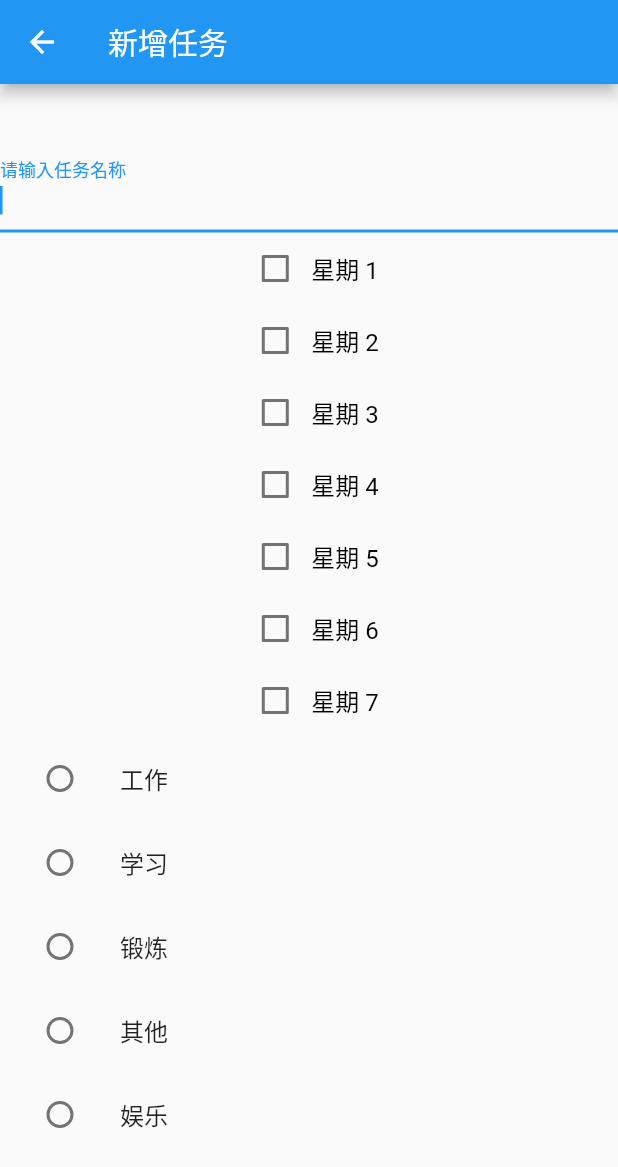
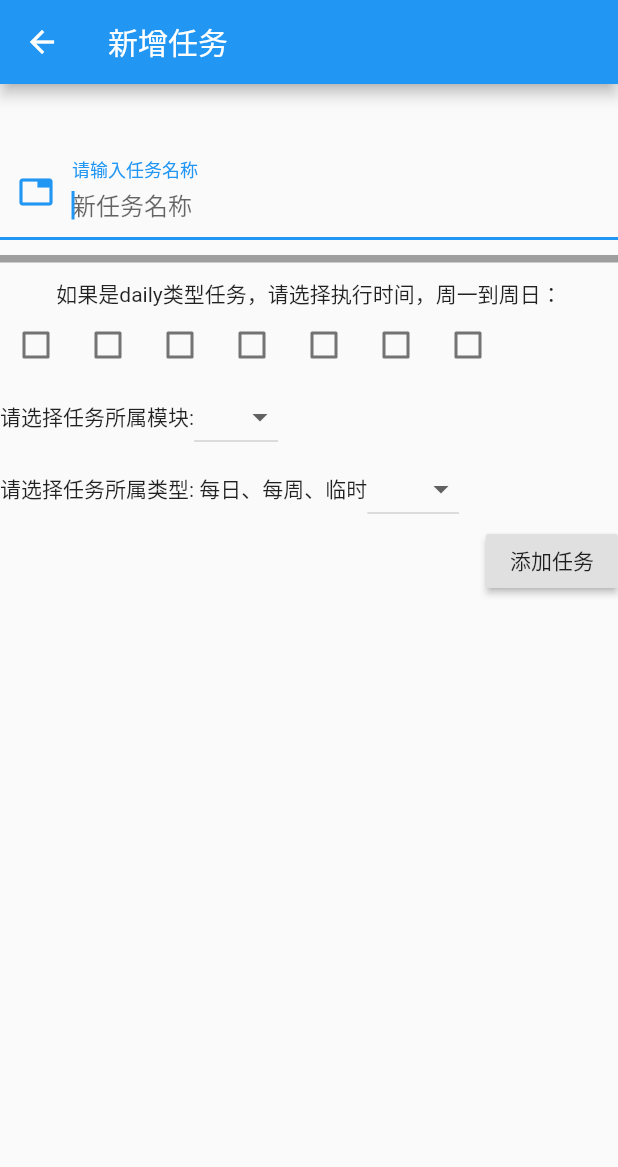
Before and after one commit to freedom-xiao007/clickApp, a Flutter app: the AddTaskView screen opened directly, on a phone screen of 412 x 824 dp. Shown: the top 1167 px of the screen. Run offline on Flutter 3.47's test engine with Material 2 defaults, Android fonts, the phone set to English and light mode, and no system bars; our stand-ins replace charts_flutter.

Commit message:
任务添加界面美化

```diff
--- a/lib/model/ModulePropertyModel.dart
+++ b/lib/model/ModulePropertyModel.dart
@@ -45,7 +45,7 @@ class ModulePropertyModel {
 //    });
     moduleNames.add("工作");
     moduleNames.add("学习");
-    moduleNames.add("锻炼");
+    moduleNames.add("运动");
     moduleNames.add("其他");
     moduleNames.add("娱乐");
     return moduleNames;
--- a/lib/view/AddTaskView.dart
+++ b/lib/view/AddTaskView.dart
@@ -8,12 +8,10 @@ class AddTaskView extends StatefulWidget {
 }
 
 class _AddTaskViewState extends State<AddTaskView> {
-  TextEditingController _name = new TextEditingController();
   List<bool> _cycleTime = [false, false, false, false, false, false, false];
-  List<String> taskTypes = DataInstance.getInstance().task.getTypes();
-  int _selectType;
-  List<String> moduleNames = DataInstance.getInstance().module.getModules();
-  int _selectModule;
+  String _moduleName;
+  String _taskType;
+  String _taskName;
 
   @override
   Widget build(BuildContext context) {
@@ -27,13 +25,27 @@ class _AddTaskViewState extends State<AddTaskView> {
           children: <Widget>[
             TextField(
               autofocus: true,
-              controller: _name,
-              decoration: InputDecoration(labelText: "请输入任务名称"),
+              decoration: InputDecoration(
+                labelText: "请输入任务名称",
+                hintText: "新任务名称",
+                prefixIcon: Icon(Icons.tab),
+              ),
+              onChanged: (value) {
+                setState(() {
+                  _taskName = value;
+                });
+              },
             ),
 
-            for (var i = 0; i < 7; i += 1)
+            Divider(
+              color: Colors.grey,
+              height: 25,
+              thickness: 5,
+            ),
+            Text("如果是daily类型任务，请选择执行时间，周一到周日：", textAlign: TextAlign.center,),
             Row(
               children: [
+                for (var i = 0; i < 7; i += 1)
                   Checkbox(
                     onChanged: (bool value) {
                       setState(() {
@@ -42,70 +54,79 @@ class _AddTaskViewState extends State<AddTaskView> {
                     },
                     value: _cycleTime[i],
                   ),
-                  Text(
-                    '星期 ${i + 1}',
-                    style: Theme.of(context)
-                        .textTheme
-                        .subtitle1
-                        .copyWith(color: Colors.black),
-                  ),
               ],
-                mainAxisAlignment: MainAxisAlignment.center,
             ),
 
-            for (var i = 0; i < moduleNames.length; i++)
-              ListTile(
-                title: Text(moduleNames[i]),
-                leading: Radio(
-                  value: i,
-                  groupValue: _selectModule,
-                  onChanged: (i) {
-                    print(i);
+            Row(
+              children: <Widget>[
+                Text("请选择任务所属模块:"),
+                DropdownButton(
+                  items: _buildModuleDropdownMenu(),
+                  value: _moduleName,
+                  onChanged: (value) {
                     setState(() {
-                      _selectModule = i;
+                      _moduleName = value;
                     });
                   },
                 ),
+              ],
             ),
 
-            for (var i = 0; i < taskTypes.length; i++)
-              ListTile(
-                title: Text(taskTypes[i]),
-                leading: Radio(
-                  value: i,
-                  groupValue: _selectType,
-                  onChanged: (i) {
-                    print(i);
+            Row(
+              children: <Widget>[
+                Text("请选择任务所属类型: 每日、每周、临时"),
+                DropdownButton(
+                  items: _buildTypeDropdownMenu(),
+                  value: _taskType,
+                  onChanged: (value) {
                     setState(() {
-                       _selectType = i;
+                      _taskType = value;
                     });
                   },
                 ),
+              ],
             ),
 
-            Builder(
-              builder: (ctx) {
-                return Column(
-                  children: <Widget>[
-                    RaisedButton(
+            Align(
+              alignment: Alignment.centerRight,
+              child: RaisedButton(
+                onPressed: () => _addNewTask(),
                 child: Text("添加任务"),
-                      onPressed: () {
-                        Map<String, dynamic> newTask = new Map();
-                        newTask['name'] = _name.text;
-                        newTask['cycleTime'] = _cycleTime;
-                        newTask["moduleName"] = moduleNames[_selectModule];
-                        DataInstance.getInstance().task.add(newTask, taskTypes[_selectType]);
+              ),
+            ),
 
-                        Navigator.of(context).pop();
-                      },
-                    ),
-                  ],
-                );
-              },
-            ),
           ],
         ),
       ),
     );
   }
+
+  List<DropdownMenuItem> _buildModuleDropdownMenu() {
+    List<String> moduleNames = DataInstance.getInstance().module.getModules();
+    List<DropdownMenuItem> menu = new List();
+    moduleNames.forEach((name) {
+      menu.add(DropdownMenuItem(value: name.toString(), child: Text(name.toString()),));
+    });
+    return menu;
   }
+
+  List<DropdownMenuItem> _buildTypeDropdownMenu() {
+    List<String> taskTypes = DataInstance.getInstance().task.getTypes();
+    List<DropdownMenuItem> menu = new List();
+    taskTypes.forEach((name) {
+      menu.add(DropdownMenuItem(value: name.toString(), child: Text(name.toString()),));
+    });
+    return menu;
+  }
+
+  _addNewTask() {
+    Map<String, dynamic> newTask = new Map();
+    newTask['name'] = _taskName;
+    newTask['cycleTime'] = _cycleTime;
+    newTask["moduleName"] = _moduleName;
+    DataInstance.getInstance().task.add(newTask, _taskType);
+
+    Navigator.of(context).pop();
+  }
+
+}
```
Lines whose indentation alone changed are shown as unchanged.
